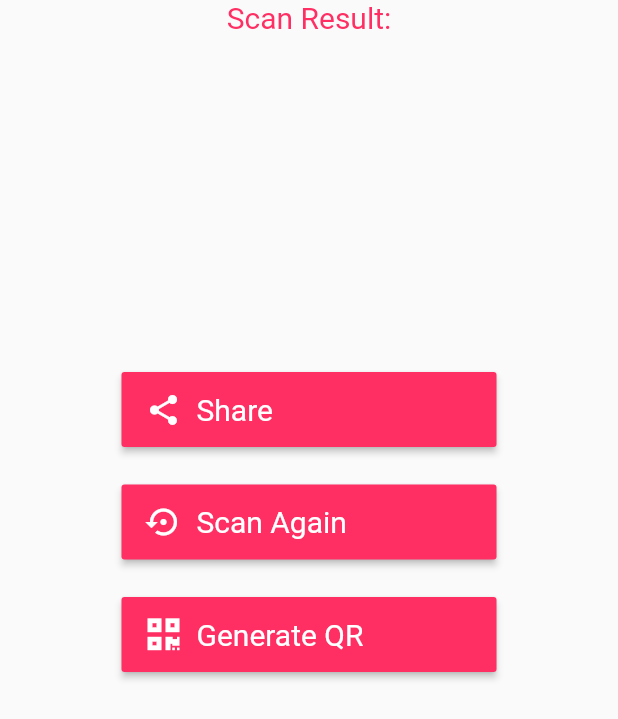
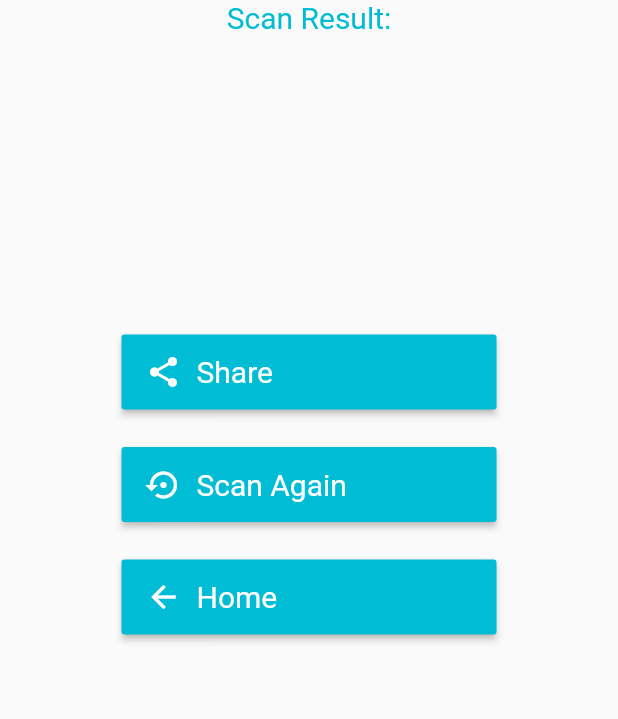
Before and after one commit to fatihcaen/qr_code_scanner, a Flutter app: the ScanResult screen opened directly with empty values, on a phone screen of 412 x 824 dp. Shown: the top 719 px of the screen. Run offline on Flutter 3.47's test engine with Material 2 defaults, Android fonts, the phone set to English and light mode, and no system bars; our stand-ins replace font_awesome_flutter, qr_flutter, share; missing offline and left inert: qr_mobile_vision.

Commit message:
color changes, clean code

```diff
--- a/lib/scan_result.dart
+++ b/lib/scan_result.dart
@@ -7,17 +7,22 @@ import 'package:share/share.dart';
 import 'dart:io';
 import 'package:image/image.dart';
 
-class ScanResult extends StatelessWidget {
+class ScanResult extends StatefulWidget {
   String scanResult;
 
   ScanResult({Key key, @required this.scanResult}) : super(key: key);
+  @override
+  _ScanResultState createState() => _ScanResultState();
+}
 
-  QrImage get _qrImage => QrImage(
-        data: scanResult,
-        version: QrVersions.auto,
-        size: 320,
-        gapless: false,
-      );
+class _ScanResultState extends State<ScanResult> {
+  // QrImage get _qrImage => QrImage(
+  //       data: widget.scanResult,
+  //       version: QrVersions.auto,
+  //       size: 320,
+  //       gapless: false,
+  //     );
+
   @override
   Widget build(BuildContext context) {
     return Scaffold(
@@ -42,7 +47,7 @@ class ScanResult extends StatelessWidget {
                   height: 200,
                   child: SingleChildScrollView(
                     child: Text(
-                      scanResult,
+                      widget.scanResult,
                       style: TextStyle(
                         fontSize: 20,
                         color: Colors.black,
@@ -53,10 +58,19 @@ class ScanResult extends StatelessWidget {
                 ),
               ],
             ),
-            Padding(
-              padding: EdgeInsets.only(top: 25),
+            _share,
+            _padding25,
+            _scanAgain,
+            _padding25,
+            _backHome,
+            _padding25,
+          ],
         ),
-            SizedBox(
+      ),
+    );
+  }
+
+  Widget get _share => SizedBox(
         width: 250,
         height: 50,
         child: RaisedButton(
@@ -65,7 +79,7 @@ class ScanResult extends StatelessWidget {
             Share.share(
                 'Here is the qr result i got from QR Code Scanner by fatihcandev!' +
                     ' -> ' +
-                          scanResult);
+                    widget.scanResult);
           },
           child: Row(
             mainAxisAlignment: MainAxisAlignment.start,
@@ -88,11 +102,9 @@ class ScanResult extends StatelessWidget {
             ],
           ),
         ),
-            ),
-            Padding(
-              padding: EdgeInsets.only(top: 25),
-            ),
-            SizedBox(
+      );
+
+  Widget get _scanAgain => SizedBox(
         width: 250,
         height: 50,
         child: RaisedButton(
@@ -121,11 +133,40 @@ class ScanResult extends StatelessWidget {
             ],
           ),
         ),
-            ),
-            Padding(
-              padding: EdgeInsets.only(top: 25),
-            ),
-            SizedBox(
+      );
+
+  // Widget get _generateQR => SizedBox(
+  //       width: 250,
+  //       height: 50,
+  //       child: RaisedButton(
+  //         color: UIHelper.primaryColor,
+  //         onPressed: () {
+  //           // File('generatedQR.png').writeAsBytesSync(encodePng(_qrImage));
+  //         },
+  //         child: Row(
+  //           mainAxisAlignment: MainAxisAlignment.start,
+  //           crossAxisAlignment: CrossAxisAlignment.center,
+  //           children: <Widget>[
+  //             Icon(
+  //               FontAwesomeIcons.qrcode,
+  //               color: Colors.white,
+  //             ),
+  //             Padding(
+  //               padding: EdgeInsets.only(right: 10),
+  //             ),
+  //             Text(
+  //               'Generate QR',
+  //               style: TextStyle(
+  //                   color: Colors.white,
+  //                   fontWeight: FontWeight.w400,
+  //                   fontSize: 20),
+  //             ),
+  //           ],
+  //         ),
+  //       ),
+  //     );
+
+  Widget get _backHome => SizedBox(
         width: 250,
         height: 50,
         child: RaisedButton(
@@ -138,14 +179,14 @@ class ScanResult extends StatelessWidget {
             crossAxisAlignment: CrossAxisAlignment.center,
             children: <Widget>[
               Icon(
-                      FontAwesomeIcons.qrcode,
+                Icons.arrow_back,
                 color: Colors.white,
               ),
               Padding(
                 padding: EdgeInsets.only(right: 10),
               ),
               Text(
-                      'Generate QR',
+                'Home',
                 style: TextStyle(
                     color: Colors.white,
                     fontWeight: FontWeight.w400,
@@ -154,10 +195,9 @@ class ScanResult extends StatelessWidget {
             ],
           ),
         ),
-            ),
-          ],
-        ),
-      ),
+      );
+
+  Widget get _padding25 => Padding(
+        padding: EdgeInsets.only(top: 25),
       );
 }
-}
--- a/lib/scan_screen.dart
+++ b/lib/scan_screen.dart
@@ -9,7 +9,7 @@ class ScanScreen extends StatefulWidget {
 }
 
 class _ScanScreenState extends State<ScanScreen> {
-  String scanResult = '';
+  String scanResult;
 
   @override
   void initState() {
--- a/lib/uihelper.dart
+++ b/lib/uihelper.dart
@@ -1,5 +1,5 @@
 import 'package:flutter/material.dart';
 
 class UIHelper {
-  static const Color primaryColor = Color(0xFFff2e63);
+  static const Color primaryColor = Color(0xFF00bcd4);
 }
--- a/pubspec.yaml
+++ b/pubspec.yaml
@@ -17,13 +17,10 @@ environment:
   sdk: ">=2.1.0 <3.0.0"
 
 dependencies:
-  sqflite: ^1.2.0
   image: ^2.1.4
   font_awesome_flutter: ^8.5.0
   qr_flutter: ^3.2.0
   share: ^0.6.3+5
-  url_launcher: ^5.4.1
-  rflutter_alert: ^1.0.3
   flutter_launcher_icons: ^0.7.4
   qr_mobile_vision: ^0.3.1
   flutter:
```
Also changed, not shown: lib/home.dart (+1 -36 lines), pubspec.lock, 3 other files. Lines whose indentation alone changed are shown as unchanged.
